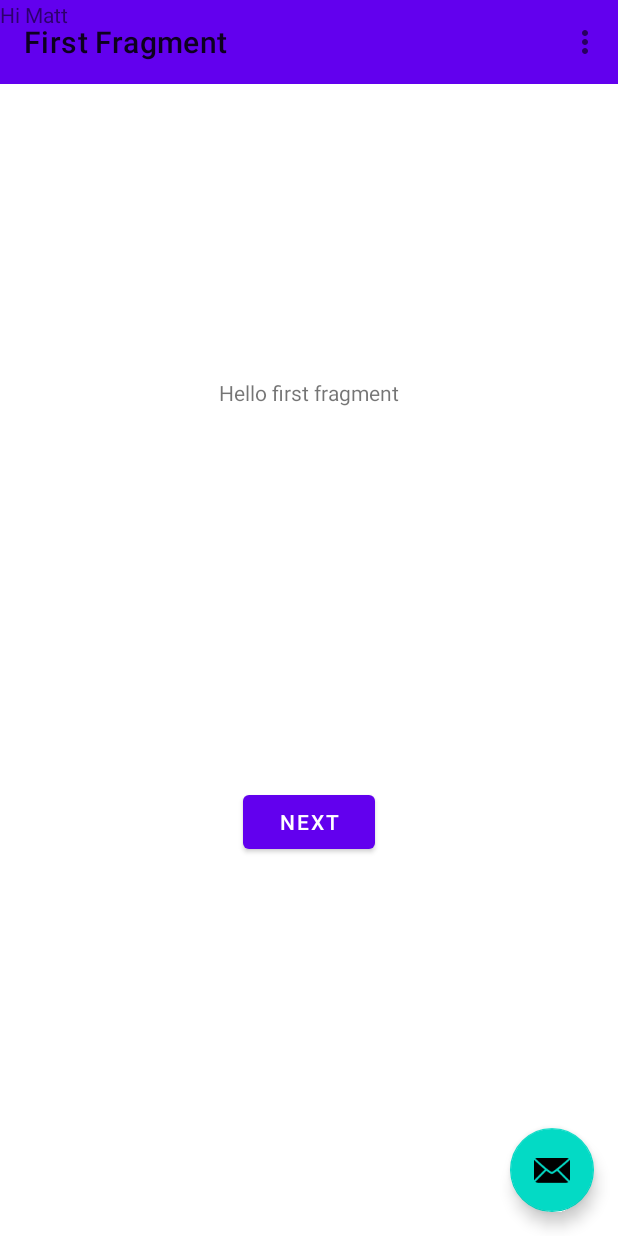
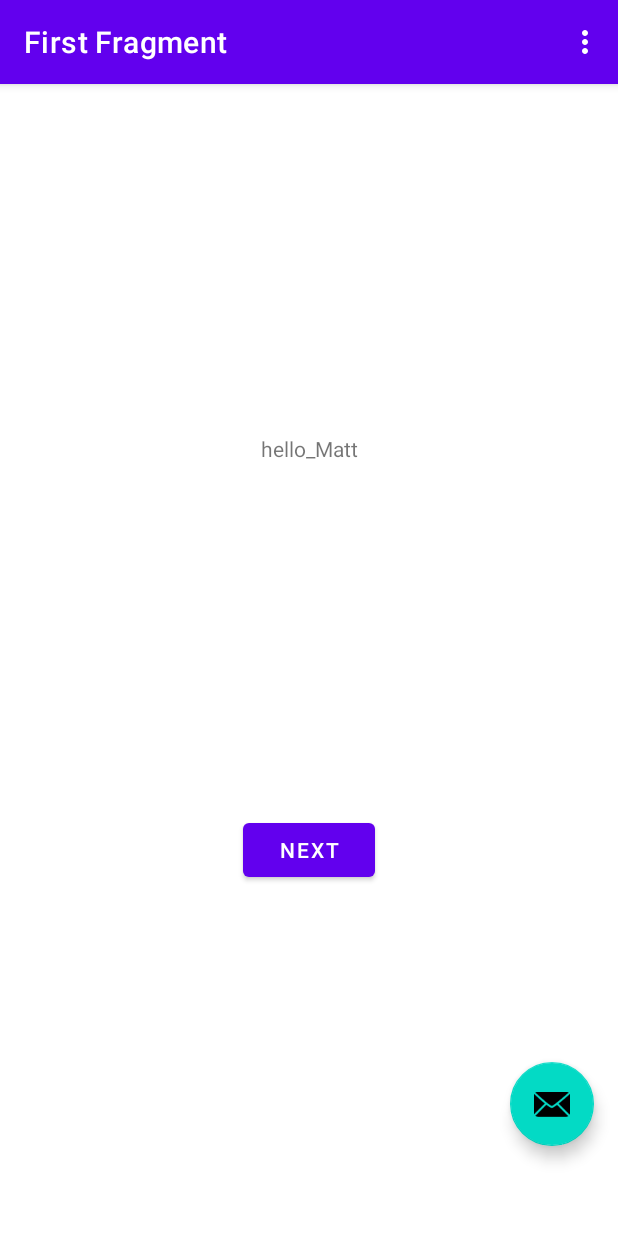
Before and after one commit to david25up/Lab1b, an Android app: the screen it shows after launch (MainActivity), on a phone screen of 412 x 824 dp. Run offline under Robolectric (Android 15) with nearby library versions, the phone set to English and light mode, and no system bars; our stand-ins replace navigation-ui.

Commit message:
Commit add "Hello Matt" 2nd time

```diff
--- a/app/src/main/res/layout/activity_main.xml
+++ b/app/src/main/res/layout/activity_main.xml
@@ -11,11 +11,16 @@
         android:layout_height="wrap_content"
         android:theme="@style/Theme.MyApplication.AppBarOverlay">
 
+        <androidx.appcompat.widget.Toolbar
+            android:id="@+id/toolbar"
+            android:layout_width="match_parent"
+            android:layout_height="?attr/actionBarSize"
+            android:background="?attr/colorPrimary"
+            app:popupTheme="@style/Theme.MyApplication.PopupOverlay" />
+
     </com.google.android.material.appbar.AppBarLayout>
 
-    <include
-        android:id="@+id/include"
-        layout="@layout/content_main" />
+    <include layout="@layout/content_main" />
 
     <com.google.android.material.floatingactionbutton.FloatingActionButton
         android:id="@+id/fab"
@@ -23,29 +28,7 @@
         android:layout_height="wrap_content"
         android:layout_gravity="bottom|end"
         android:layout_marginEnd="@dimen/fab_margin"
-        android:layout_marginBottom="16dp"
+        android:layout_marginBottom="60dp"
         app:srcCompat="@android:drawable/ic_dialog_email" />
 
-    <androidx.appcompat.widget.Toolbar
-        android:id="@+id/toolbar"
-        android:layout_width="match_parent"
-        android:layout_height="?attr/actionBarSize"
-        android:background="?attr/colorPrimary"
-        app:popupTheme="@style/Theme.MyApplication.PopupOverlay" />
-
-    <androidx.constraintlayout.widget.ConstraintLayout
-        android:layout_width="match_parent"
-        android:layout_height="match_parent"
-        app:layout_anchor="@+id/include"
-        app:layout_anchorGravity="center">
-
-        <TextView
-            android:id="@+id/textView"
-            android:layout_width="wrap_content"
-            android:layout_height="wrap_content"
-            android:text="Hi Matt"
-            tools:layout_editor_absoluteX="165dp"
-            tools:layout_editor_absoluteY="168dp" />
-    </androidx.constraintlayout.widget.ConstraintLayout>
-
 </androidx.coordinatorlayout.widget.CoordinatorLayout>
--- a/app/src/main/res/layout/fragment_first.xml
+++ b/app/src/main/res/layout/fragment_first.xml
@@ -10,7 +10,7 @@
         android:id="@+id/textview_first"
         android:layout_width="wrap_content"
         android:layout_height="wrap_content"
-        android:text="@string/hello_first_fragment"
+        android:text="hello_Matt"
         app:layout_constraintBottom_toTopOf="@id/button_first"
         app:layout_constraintEnd_toEndOf="parent"
         app:layout_constraintStart_toStartOf="parent"
```
